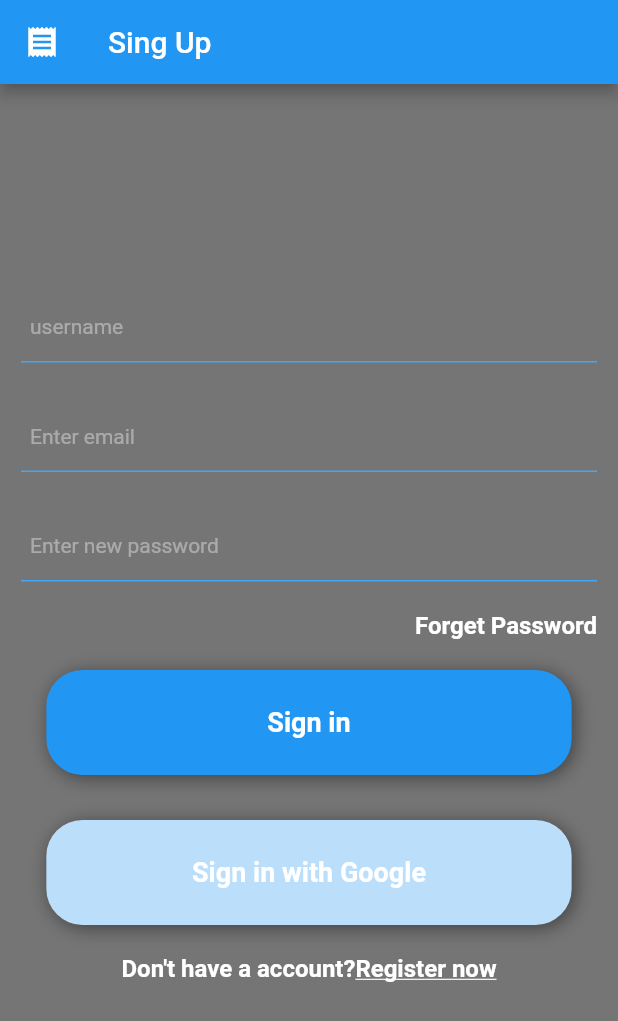
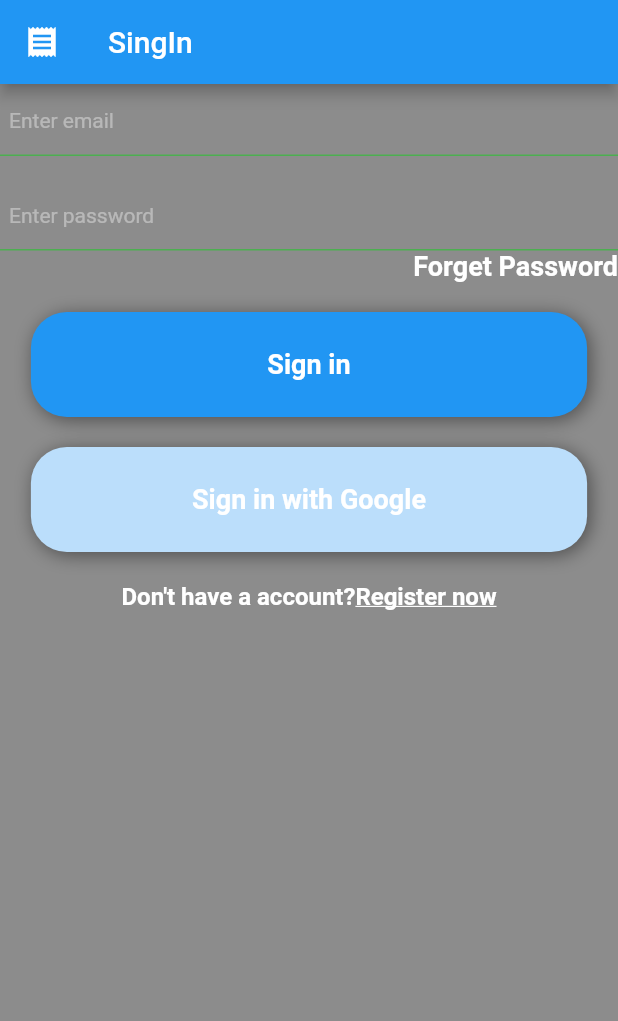
Before and after one commit to sabil62/MyChats, a Flutter app: the screen it shows after launch, on a phone screen of 412 x 824 dp. Shown: the top 1021 px of the screen. Run offline on Flutter 3.47's test engine with Material 2 defaults, Android fonts, the phone set to English and light mode, and no system bars; our stand-ins replace firebase_auth; accounts and stored records are empty.

Commit message:
toogle betn singIn and singUp at Opening

```diff
--- /dev/null
+++ b/lib/helper/toggleSingInUp.dart
@@ -0,0 +1,26 @@
+import 'package:MyChat/views/singin.dart';
+import 'package:MyChat/views/singup.dart';
+import 'package:flutter/material.dart';
+
+class AuthAndToogleSingInUp extends StatefulWidget {
+  @override
+  _AuthAndToogleSingInUpState createState() => _AuthAndToogleSingInUpState();
+}
+
+class _AuthAndToogleSingInUpState extends State<AuthAndToogleSingInUp> {
+  bool isSingIn = true;
+  void toogle() {
+    setState(() {
+      isSingIn = !isSingIn;
+    });
+  }
+
+  @override
+  Widget build(BuildContext context) {
+    if (isSingIn) {
+      return SinginPage(toogle);
+    } else {
+      return SingUpPage(toogle);
+    }
+  }
+}
--- a/lib/main.dart
+++ b/lib/main.dart
@@ -1,5 +1,5 @@
 //import 'package:MyChat/views/singin.dart';
-import 'package:MyChat/views/singup.dart';
+import 'package:MyChat/helper/toggleSingInUp.dart';
 import 'package:flutter/material.dart';
 
 void main() {
@@ -32,6 +32,6 @@ class MyHomePage extends StatefulWidget {
 class _MyHomePageState extends State<MyHomePage> {
   @override
   Widget build(BuildContext context) {
-    return SingUpPage();
+    return AuthAndToogleSingInUp();
   }
 }
--- a/lib/views/singin.dart
+++ b/lib/views/singin.dart
@@ -1,11 +1,19 @@
 import 'package:MyChat/FunctionWidgets/Widgets.dart';
 import 'package:flutter/material.dart';
 
-class SinginPage extends StatelessWidget {
+class SinginPage extends StatefulWidget {
+  final Function toogle;
+  SinginPage(this.toogle);
+  @override
+  _SinginPageState createState() => _SinginPageState();
+}
+
+class _SinginPageState extends State<SinginPage> {
   @override
   Widget build(BuildContext context) {
     return Scaffold(
       appBar: appbarsss(context, 'SingIn'),
+      backgroundColor: Colors.black45,
       body: Column(
         mainAxisSize: MainAxisSize.min,
         children: <Widget>[
@@ -63,13 +71,19 @@ class SinginPage extends StatelessWidget {
                 'Don\'t have a account?',
                 style: buildTextStyle(16),
               ),
-              Text(
+              //Here we use gesture detector to toogle between Singin and Signup
+              GestureDetector(
+                onTap: () {
+                  widget.toogle();
+                },
+                child: Text(
                   'Register now',
                   style: TextStyle(
                       color: Colors.white,
                       fontSize: 16,
                       fontWeight: FontWeight.bold,
                       decoration: TextDecoration.underline),
+                ),
               )
             ],
           )
--- a/lib/views/singup.dart
+++ b/lib/views/singup.dart
@@ -1,9 +1,11 @@
 import 'package:MyChat/FunctionWidgets/Widgets.dart';
+import 'package:MyChat/views/chatRoomScreen.dart';
 import 'package:flutter/material.dart';
 import '../services/firebase.dart';
 
 class SingUpPage extends StatefulWidget {
-  //this is from another class
+  final Function toogle;
+  SingUpPage(this.toogle);
   @override
   _SingUpPageState createState() => _SingUpPageState();
 }
@@ -21,7 +23,8 @@ class _SingUpPageState extends State<SingUpPage> {
       auth.singUpWithFirebasess(
           emailTextEditingController.text, passwordTextEditingController.text);
       //to navigate to new page
-
+      Navigator.pushReplacement(context,
+          new MaterialPageRoute(builder: (context) => ChatRoomScreen()));
     }
   }
 
@@ -124,7 +127,7 @@ class _SingUpPageState extends State<SingUpPage> {
                           width: MediaQuery.of(context).size.width * 0.85,
                           decoration: buildBoxDecoration(Colors.blue),
                           child: Text(
-                            'Sign in',
+                            'Sign Up',
                             style: buildTextStyle(18),
                           ),
                         ),
@@ -149,16 +152,19 @@ class _SingUpPageState extends State<SingUpPage> {
                         mainAxisAlignment: MainAxisAlignment.center,
                         children: <Widget>[
                           Text(
-                            'Don\'t have a account?',
+                            'Already have a account?',
                             style: buildTextStyle(16),
                           ),
-                          Text(
-                            'Register now',
-                            style: TextStyle(
-                                color: Colors.white,
-                                fontSize: 16,
-                                fontWeight: FontWeight.bold,
-                                decoration: TextDecoration.underline),
+                          GestureDetector(
+                            onTap: widget.toogle, //or (){widget.toogle();}
+                            child: Text(
+                              'SingIn',
+                              style: TextStyle(
+                                  color: Colors.white,
+                                  fontSize: 16,
+                                  fontWeight: FontWeight.bold,
+                                  decoration: TextDecoration.underline),
+                            ),
                           )
                         ],
                       )
```
Lines whose indentation alone changed are shown as unchanged.
